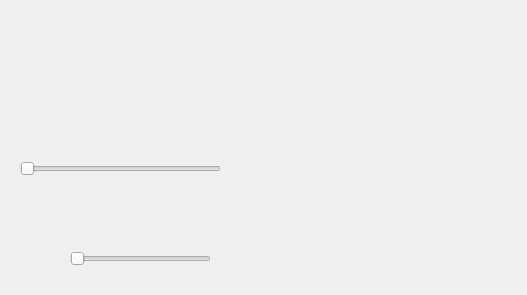
Before: the Qt Designer form piano/playerwindow.ui in NadzeyaYarmolik/Virtual-Piano-MIDI-Player, drawn with Qt 5.
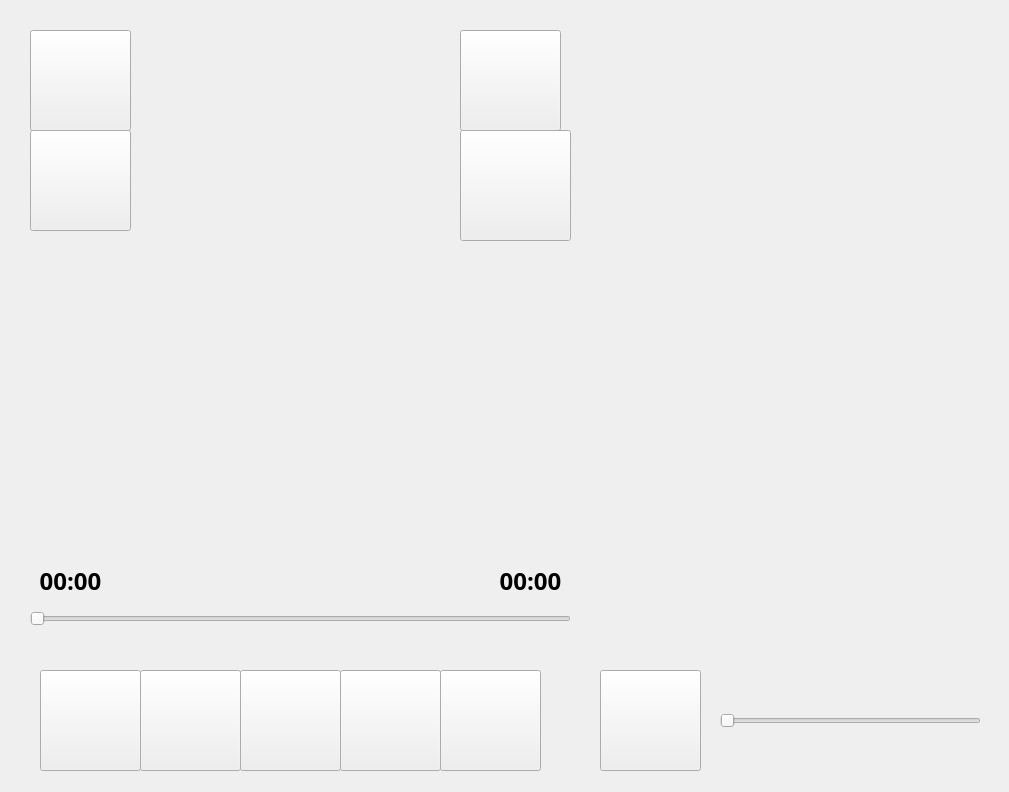
After: the same form once the commit is applied. Icons and pictures are not drawn.

```diff
--- a/piano/playerwindow.ui
+++ b/piano/playerwindow.ui
@@ -6,216 +6,107 @@
    <rect>
     <x>0</x>
     <y>0</y>
-    <width>527</width>
-    <height>295</height>
+    <width>1009</width>
+    <height>792</height>
    </rect>
   </property>
+  <property name="font">
+   <font>
+    <pointsize>9</pointsize>
+   </font>
+  </property>
   <property name="windowTitle">
-   <string>Form</string>
+   <string>MIDI Player</string>
+  </property>
+  <property name="windowIcon">
+   <iconset resource="img.qrc">
+    <normaloff>:/img/iconplayer.ico</normaloff>:/img/iconplayer.ico</iconset>
+  </property>
+  <property name="styleSheet">
+   <string notr="true">QPlayerWindow {
+           background-image: url(:/img/wallpaperplayer.png);
+           background-position: center;
+           background-repeat: no-repeat;
+           background-attachment: fixed;
+        }</string>
   </property>
   <widget class="QPushButton" name="homeButton">
    <property name="geometry">
     <rect>
-     <x>10</x>
-     <y>10</y>
-     <width>41</width>
-     <height>41</height>
+     <x>30</x>
+     <y>30</y>
+     <width>101</width>
+     <height>101</height>
     </rect>
    </property>
    <property name="styleSheet">
-    <string notr="true">background: transparent;
-        border: none;
-        padding: 0px;</string>
+    <string notr="true"/>
    </property>
    <property name="text">
     <string/>
    </property>
-   <property name="icon">
-    <iconset resource="img.qrc">
-     <normaloff>:/img/home.png</normaloff>:/img/home.png</iconset>
-   </property>
-   <property name="iconSize">
-    <size>
-     <width>40</width>
-     <height>40</height>
-    </size>
-   </property>
   </widget>
   <widget class="QPushButton" name="uploadButton">
    <property name="geometry">
     <rect>
-     <x>140</x>
-     <y>190</y>
-     <width>41</width>
-     <height>41</height>
+     <x>340</x>
+     <y>670</y>
+     <width>101</width>
+     <height>101</height>
     </rect>
    </property>
-   <property name="styleSheet">
-    <string notr="true">background: transparent;
-        border: none;
-        padding: 0px;</string>
+   <property name="toolTip">
+    <string>Upload track</string>
    </property>
-   <property name="text">
-    <string/>
-   </property>
-   <property name="icon">
-    <iconset resource="img.qrc">
-     <normaloff>:/img/upload.png</normaloff>:/img/upload.png</iconset>
-   </property>
-   <property name="iconSize">
-    <size>
-     <width>40</width>
-     <height>40</height>
-    </size>
-   </property>
-  </widget>
-  <widget class="QPushButton" name="infoButton">
-   <property name="geometry">
-    <rect>
-     <x>190</x>
-     <y>10</y>
-     <width>41</width>
-     <height>41</height>
-    </rect>
-   </property>
    <property name="styleSheet">
-    <string notr="true">background: transparent;
-        border: none;
-        padding: 0px;</string>
+    <string notr="true"/>
    </property>
    <property name="text">
     <string/>
    </property>
-   <property name="icon">
-    <iconset resource="img.qrc">
-     <normaloff>:/img/info.png</normaloff>:/img/info.png</iconset>
-   </property>
-   <property name="iconSize">
-    <size>
-     <width>40</width>
-     <height>40</height>
-    </size>
-   </property>
   </widget>
   <widget class="QPushButton" name="prevButton">
    <property name="geometry">
     <rect>
-     <x>20</x>
-     <y>190</y>
-     <width>41</width>
-     <height>41</height>
+     <x>40</x>
+     <y>670</y>
+     <width>101</width>
+     <height>101</height>
     </rect>
    </property>
-   <property name="styleSheet">
-    <string notr="true">background: transparent;
-        border: none;
-        padding: 0px;</string>
+   <property name="toolTip">
+    <string>Previous track</string>
    </property>
-   <property name="text">
-    <string/>
-   </property>
-   <property name="icon">
-    <iconset resource="img.qrc">
-     <normaloff>:/img/previous.png</normaloff>:/img/previous.png</iconset>
-   </property>
-   <property name="iconSize">
-    <size>
-     <width>40</width>
-     <height>40</height>
-    </size>
-   </property>
-  </widget>
-  <widget class="QPushButton" name="stopButton">
-   <property name="geometry">
-    <rect>
-     <x>60</x>
-     <y>190</y>
-     <width>41</width>
-     <height>41</height>
-    </rect>
-   </property>
    <property name="styleSheet">
-    <string notr="true">background: transparent;
-        border: none;
-        padding: 0px;</string>
+    <string notr="true"/>
    </property>
    <property name="text">
     <string/>
-   </property>
-   <property name="icon">
-    <iconset resource="img.qrc">
-     <normaloff>:/img/start.png</normaloff>:/img/start.png</iconset>
-   </property>
-   <property name="iconSize">
-    <size>
-     <width>40</width>
-     <height>40</height>
-    </size>
-   </property>
-  </widget>
-  <widget class="QPushButton" name="pauseButton">
-   <property name="geometry">
-    <rect>
-     <x>100</x>
-     <y>190</y>
-     <width>41</width>
-     <height>41</height>
-    </rect>
-   </property>
-   <property name="styleSheet">
-    <string notr="true">background: transparent;
-        border: none;
-        padding: 0px;</string>
-   </property>
-   <property name="text">
-    <string/>
-   </property>
-   <property name="icon">
-    <iconset resource="img.qrc">
-     <normaloff>:/img/play.png</normaloff>:/img/play.png</iconset>
-   </property>
-   <property name="iconSize">
-    <size>
-     <width>40</width>
-     <height>40</height>
-    </size>
    </property>
   </widget>
   <widget class="QPushButton" name="nextButton">
    <property name="geometry">
     <rect>
-     <x>180</x>
-     <y>190</y>
-     <width>41</width>
-     <height>41</height>
+     <x>440</x>
+     <y>670</y>
+     <width>101</width>
+     <height>101</height>
     </rect>
    </property>
    <property name="styleSheet">
-    <string notr="true">background: transparent;
-        border: none;
-        padding: 0px;</string>
+    <string notr="true"/>
    </property>
    <property name="text">
     <string/>
    </property>
-   <property name="icon">
-    <iconset resource="img.qrc">
-     <normaloff>:/img/next.png</normaloff>:/img/next.png</iconset>
-   </property>
-   <property name="iconSize">
-    <size>
-     <width>40</width>
-     <height>40</height>
-    </size>
-   </property>
   </widget>
   <widget class="QTableWidget" name="Table">
    <property name="geometry">
     <rect>
-     <x>240</x>
-     <y>10</y>
-     <width>271</width>
-     <height>271</height>
+     <x>600</x>
+     <y>30</y>
+     <width>381</width>
+     <height>591</height>
     </rect>
    </property>
    <property name="styleSheet">
@@ -234,80 +125,221 @@
        border: 1px solid rgba(255, 255, 255, 50);
     }</string>
    </property>
+   <property name="editTriggers">
+    <set>QAbstractItemView::EditTrigger::NoEditTriggers</set>
+   </property>
+   <property name="selectionMode">
+    <enum>QAbstractItemView::SelectionMode::SingleSelection</enum>
+   </property>
+   <property name="selectionBehavior">
+    <enum>QAbstractItemView::SelectionBehavior::SelectRows</enum>
+   </property>
+   <property name="gridStyle">
+    <enum>Qt::PenStyle::NoPen</enum>
+   </property>
+   <property name="columnCount">
+    <number>0</number>
+   </property>
   </widget>
   <widget class="QPushButton" name="muteButton">
    <property name="geometry">
     <rect>
-     <x>20</x>
-     <y>240</y>
-     <width>41</width>
-     <height>41</height>
+     <x>600</x>
+     <y>670</y>
+     <width>101</width>
+     <height>101</height>
     </rect>
    </property>
    <property name="styleSheet">
-    <string notr="true">background: transparent;
-        border: none;
-        padding: 0px;</string>
+    <string notr="true"/>
    </property>
    <property name="text">
     <string/>
    </property>
-   <property name="icon">
-    <iconset resource="img.qrc">
-     <normaloff>:/img/volume.png</normaloff>:/img/volume.png</iconset>
-   </property>
-   <property name="iconSize">
-    <size>
-     <width>40</width>
-     <height>40</height>
-    </size>
-   </property>
   </widget>
   <widget class="QSlider" name="volumeSlider">
    <property name="geometry">
     <rect>
-     <x>70</x>
-     <y>250</y>
-     <width>141</width>
-     <height>18</height>
+     <x>720</x>
+     <y>700</y>
+     <width>261</width>
+     <height>41</height>
     </rect>
    </property>
+   <property name="maximum">
+    <number>100</number>
+   </property>
    <property name="orientation">
     <enum>Qt::Orientation::Horizontal</enum>
    </property>
   </widget>
-  <widget class="QLabel" name="vinylLabel">
-   <property name="geometry">
-    <rect>
-     <x>60</x>
-     <y>30</y>
-     <width>121</width>
-     <height>121</height>
-    </rect>
-   </property>
-   <property name="text">
-    <string/>
-   </property>
-   <property name="pixmap">
-    <pixmap resource="img.qrc">:/img/vinyl.ico</pixmap>
-   </property>
-   <property name="scaledContents">
-    <bool>true</bool>
-   </property>
-  </widget>
   <widget class="QSlider" name="progressSlider">
+   <property name="enabled">
+    <bool>false</bool>
+   </property>
    <property name="geometry">
     <rect>
-     <x>20</x>
-     <y>160</y>
-     <width>201</width>
+     <x>30</x>
+     <y>610</y>
+     <width>541</width>
      <height>18</height>
     </rect>
    </property>
+   <property name="maximum">
+    <number>1000</number>
+   </property>
    <property name="orientation">
     <enum>Qt::Orientation::Horizontal</enum>
    </property>
   </widget>
+  <widget class="QPushButton" name="settingsButton">
+   <property name="geometry">
+    <rect>
+     <x>460</x>
+     <y>30</y>
+     <width>101</width>
+     <height>101</height>
+    </rect>
+   </property>
+   <property name="toolTip">
+    <string>Settings</string>
+   </property>
+   <property name="styleSheet">
+    <string notr="true"/>
+   </property>
+   <property name="text">
+    <string/>
+   </property>
+  </widget>
+  <widget class="QPushButton" name="themeButton">
+   <property name="geometry">
+    <rect>
+     <x>460</x>
+     <y>130</y>
+     <width>111</width>
+     <height>111</height>
+    </rect>
+   </property>
+   <property name="toolTip">
+    <string>Set theme</string>
+   </property>
+   <property name="text">
+    <string/>
+   </property>
+  </widget>
+  <widget class="QPushButton" name="infoButton">
+   <property name="geometry">
+    <rect>
+     <x>30</x>
+     <y>130</y>
+     <width>101</width>
+     <height>101</height>
+    </rect>
+   </property>
+   <property name="toolTip">
+    <string>About Player</string>
+   </property>
+   <property name="text">
+    <string/>
+   </property>
+  </widget>
+  <widget class="QPushButton" name="pauseButton">
+   <property name="geometry">
+    <rect>
+     <x>240</x>
+     <y>670</y>
+     <width>101</width>
+     <height>101</height>
+    </rect>
+   </property>
+   <property name="toolTip">
+    <string>Play/Pause</string>
+   </property>
+   <property name="text">
+    <string/>
+   </property>
+   <property name="shortcut">
+    <string>Space</string>
+   </property>
+  </widget>
+  <widget class="QPushButton" name="stopButton">
+   <property name="geometry">
+    <rect>
+     <x>140</x>
+     <y>670</y>
+     <width>101</width>
+     <height>101</height>
+    </rect>
+   </property>
+   <property name="toolTip">
+    <string>Reset to beginning</string>
+   </property>
+   <property name="text">
+    <string/>
+   </property>
+  </widget>
+  <widget class="QLabel" name="currentLabel">
+   <property name="geometry">
+    <rect>
+     <x>30</x>
+     <y>560</y>
+     <width>81</width>
+     <height>41</height>
+    </rect>
+   </property>
+   <property name="font">
+    <font>
+     <family>Bahnschrift</family>
+     <pointsize>18</pointsize>
+     <bold>true</bold>
+    </font>
+   </property>
+   <property name="frameShape">
+    <enum>QFrame::Shape::NoFrame</enum>
+   </property>
+   <property name="text">
+    <string>00:00</string>
+   </property>
+   <property name="alignment">
+    <set>Qt::AlignmentFlag::AlignCenter</set>
+   </property>
+  </widget>
+  <widget class="QLabel" name="totalLabel">
+   <property name="geometry">
+    <rect>
+     <x>490</x>
+     <y>560</y>
+     <width>81</width>
+     <height>41</height>
+    </rect>
+   </property>
+   <property name="font">
+    <font>
+     <family>Bahnschrift</family>
+     <pointsize>18</pointsize>
+     <bold>true</bold>
+    </font>
+   </property>
+   <property name="frameShape">
+    <enum>QFrame::Shape::NoFrame</enum>
+   </property>
+   <property name="text">
+    <string>00:00</string>
+   </property>
+   <property name="alignment">
+    <set>Qt::AlignmentFlag::AlignCenter</set>
+   </property>
+  </widget>
+  <widget class="QWidget" name="visualizationWidget" native="true">
+   <property name="geometry">
+    <rect>
+     <x>130</x>
+     <y>240</y>
+     <width>341</width>
+     <height>341</height>
+    </rect>
+   </property>
+  </widget>
  </widget>
  <resources>
   <include location="img.qrc"/>
```
Left out of the diff: 6 changed lines with no effect on the pictures.
